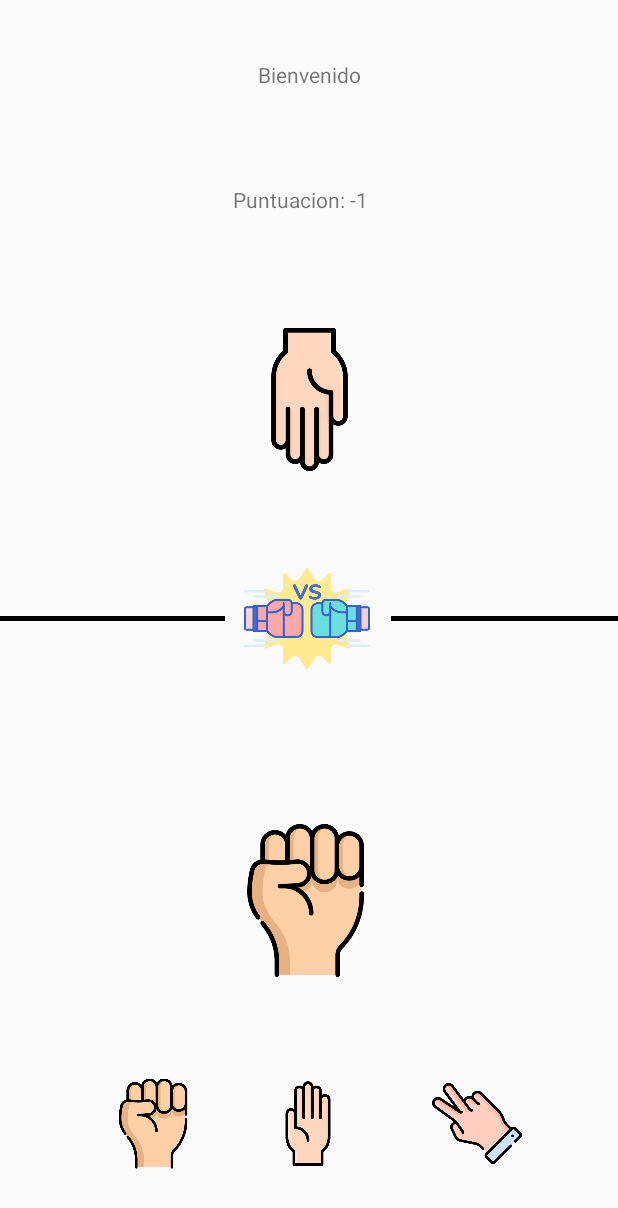
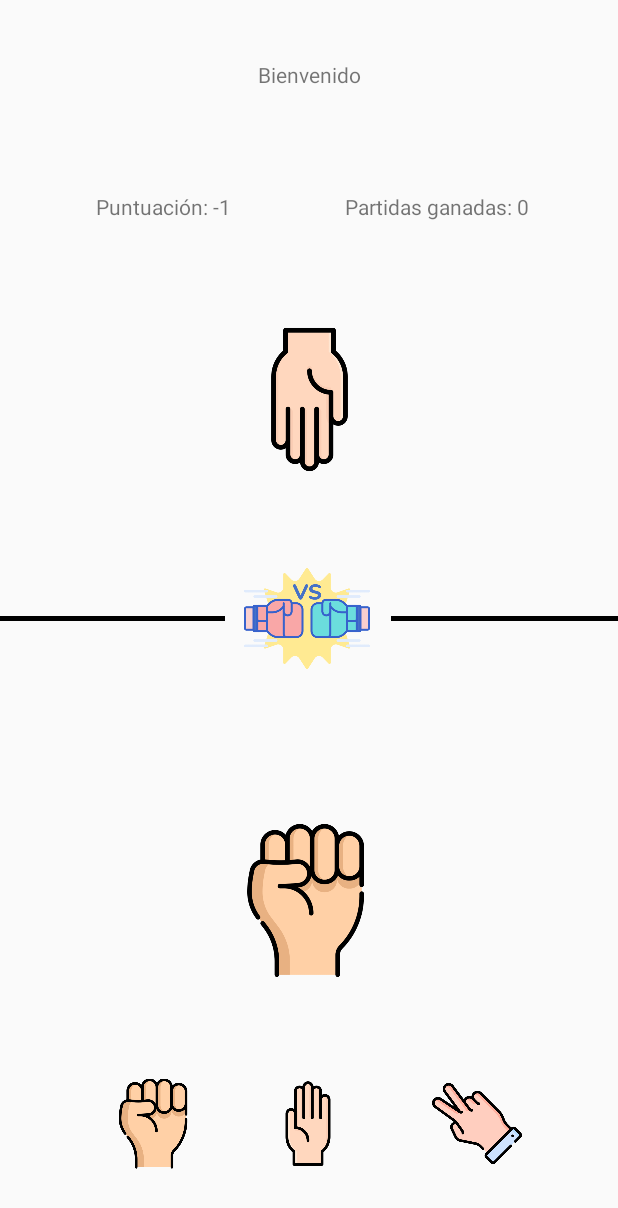
Before and after one commit to YuleiYanYY/PiedraPapelTijeras, an Android app: the ActivityJuego screen opened directly, with no data from a screen before it, after a tap on an icon or button, on a phone screen of 412 x 824 dp. Shown: the top 1208 px of the screen. Run offline under Robolectric (Android 15) with nearby library versions, the phone set to English and light mode, and no system bars; 1 statement that could not run was skipped.

Commit message:
update menu funcionalidades añadidas

```diff
--- a/app/src/main/java/com/example/piedrapapeltijeras/ActivityJuego.java
+++ b/app/src/main/java/com/example/piedrapapeltijeras/ActivityJuego.java
@@ -1,6 +1,7 @@
 package com.example.piedrapapeltijeras;
 
 import android.app.AlertDialog;
+
 import androidx.appcompat.app.AppCompatActivity;
 
 import android.os.Bundle;
@@ -14,13 +15,14 @@ import android.widget.Toast;
 import java.util.Random;
 
 public class ActivityJuego extends AppCompatActivity {
-    int vOponente, vJugador, puntuacion = 0;
+    int vOponente, vJugador, puntuacion, pGanadas;
     String[] opciones;
     Toast toast;
 
+
     AlertDialog.Builder adBuilder;
 
-    TextView tvBienvenida, tvPuntuacion;
+    TextView tvBienvenida, tvPuntuacion, tvPGanadas;
     ImageView ivIntentoOponente, ivIntentoJugador;
     ImageButton ibPiedra, ibPapel, ibTijeras;
 
@@ -33,9 +35,10 @@ public class ActivityJuego extends AppCompatActivity {
     }
 
     private void iniciarlizarVariables() {
-        opciones = new String[]{"Reiniciar", "Jugar otra partida", "Salir del juego"};
+        opciones = new String[]{"Jugar otra partida", "Reiniciar", "Salir del juego"};
         tvBienvenida = findViewById(R.id.tvBienvenida);
         tvPuntuacion = findViewById(R.id.tvPuntuacion);
+        tvPGanadas = findViewById(R.id.tvPGanadas);
         ivIntentoOponente = findViewById(R.id.ivIntentoOponente);
         ivIntentoJugador = findViewById(R.id.ivIntentoJugador);
         ibPiedra = findViewById(R.id.ibPiedra);
@@ -112,7 +115,7 @@ public class ActivityJuego extends AppCompatActivity {
             setToast("Puntuación - 1");
         }
 
-        tvPuntuacion.setText("Puntuacion: " + puntuacion);
+        actualizarMarcador();
         calcularGanador();
     }
 
@@ -124,30 +127,46 @@ public class ActivityJuego extends AppCompatActivity {
 
     private void calcularGanador() {
         if (puntuacion >= 2 || puntuacion <= -2) {
+            if (puntuacion <= -2)
+                pGanadas -= 1;
+            if (puntuacion >= 2)
+                pGanadas += 1;
             adBuilder.setTitle("Elige una opción");
             adBuilder.setItems(opciones, (dialog, opcion) -> {
                 switch (opcion) {
                     case 0:
-                        reiniciar();
+                        jugarOtra();
                         break;
                     case 1:
-                        jugarOtra();
+                        reiniciar();
                         break;
                     case 2:
                         finish();
                         break;
                 }
             });
-            AlertDialog ad= adBuilder.create();
+            AlertDialog ad = adBuilder.create();
             ad.show();
         }
 
     }
 
+    private void actualizarMarcador() {
+        tvPuntuacion.setText("Puntuación: " + puntuacion);
+        tvPGanadas.setText("Partidas ganadas: " + pGanadas);
+    }
+
     private void jugarOtra() {
+        toast.cancel();
+        puntuacion = 0;
+        actualizarMarcador();
     }
 
     private void reiniciar() {
+        toast.cancel();
+        puntuacion = 0;
+        pGanadas = 0;
+        actualizarMarcador();
     }
 
 
--- a/app/src/main/res/layout/activity_juego.xml
+++ b/app/src/main/res/layout/activity_juego.xml
@@ -115,12 +115,19 @@
         android:id="@+id/tvPuntuacion"
         android:layout_width="wrap_content"
         android:layout_height="wrap_content"
+        android:layout_marginStart="64dp"
         android:text="@string/tvPuntuacion"
         app:layout_constraintBottom_toTopOf="@+id/ivIntentoOponente"
-       app:layout_constraintEnd_toEndOf="parent"
-       app:layout_constraintHorizontal_bias="0.483"
         app:layout_constraintStart_toStartOf="parent"
-       app:layout_constraintTop_toBottomOf="@+id/tvBienvenida"
-       app:layout_constraintVertical_bias="0.466" />
+        app:layout_constraintTop_toBottomOf="@+id/tvBienvenida" />
+
+    <TextView
+        android:id="@+id/tvPGanadas"
+        android:layout_width="wrap_content"
+        android:layout_height="wrap_content"
+        android:layout_marginStart="76dp"
+        android:text="@string/tvPGanadas"
+        app:layout_constraintStart_toEndOf="@+id/tvPuntuacion"
+        app:layout_constraintTop_toTopOf="@+id/tvPuntuacion" />
 
 </androidx.constraintlayout.widget.ConstraintLayout>
--- a/app/src/main/res/values/strings.xml
+++ b/app/src/main/res/values/strings.xml
@@ -9,4 +9,5 @@
     <string name="tvTurno">"Turno del Jugador"</string>
     <string name="tvTu">Tu:</string>
     <string name="tvPuntuacion">"Puntuacion: "</string>
+    <string name="tvPGanadas">"Partidas Ganadas: "</string>
 </resources>
```
Lines whose indentation alone changed are shown as unchanged.
